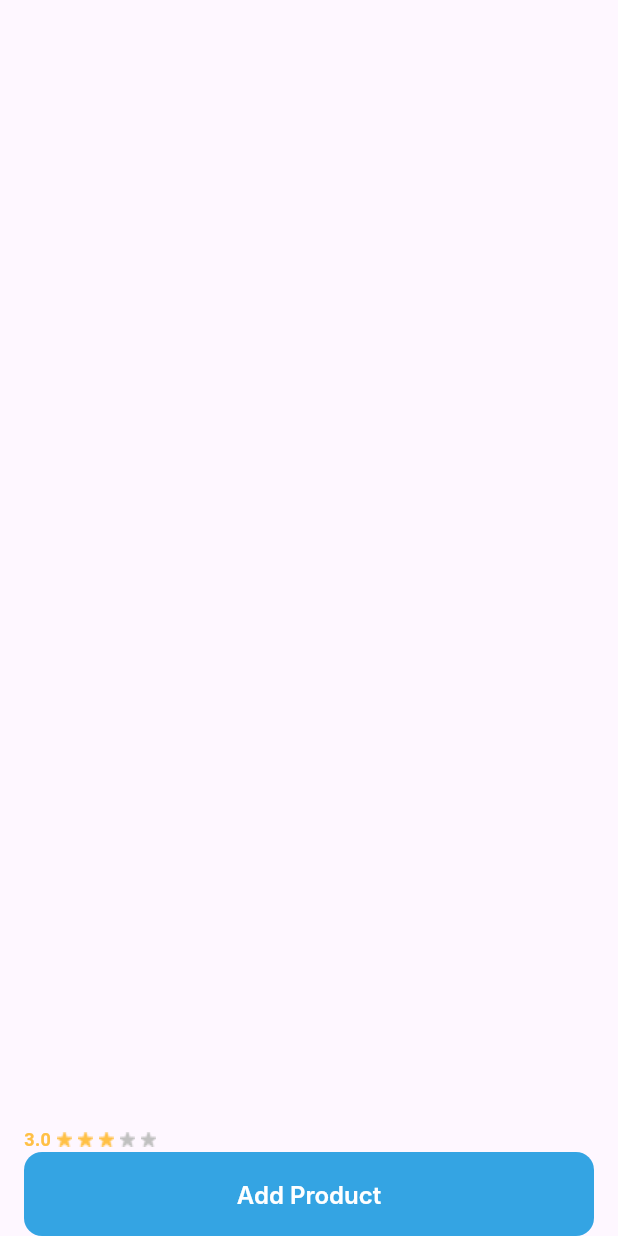
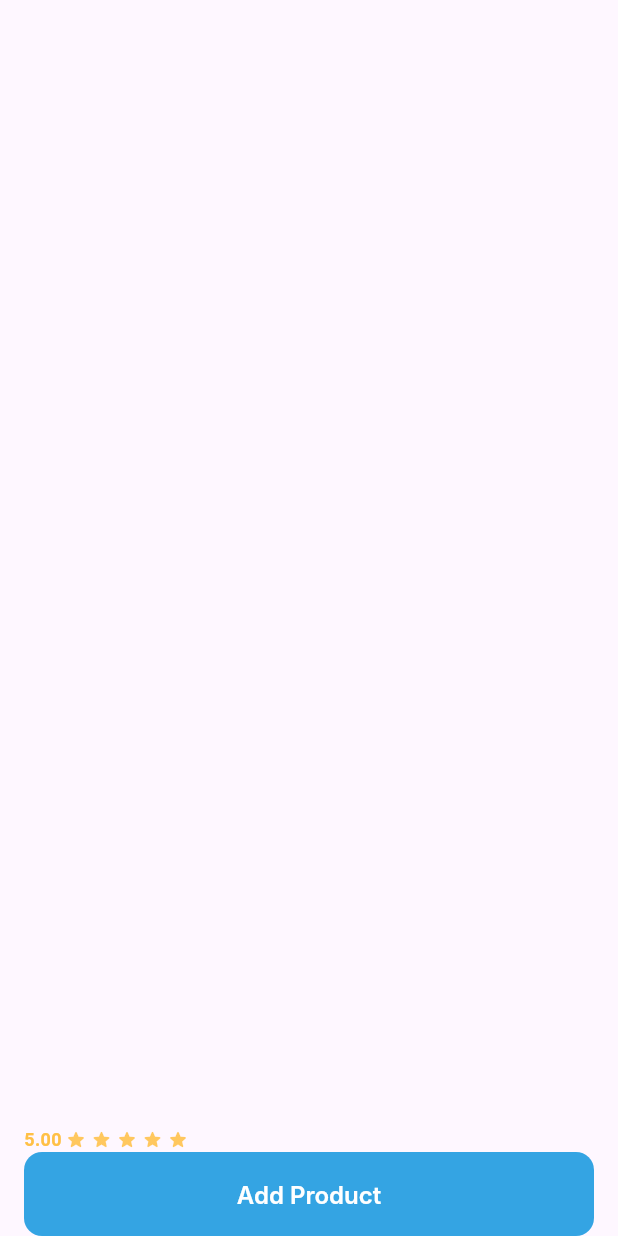
Before and after one commit to damjan-Igrowth/INT-Milan_Zezelj-Shop, a Flutter app: the screen it shows after launch, on a phone screen of 412 x 824 dp. Run offline on Flutter 3.47's test engine with Material 3 defaults, Android fonts, the light colour scheme and no system bars; Roboto replaces fonts that are missing (Inter, Poppins).

Commit message:
Fixed all PR comments

```diff
--- a/lib/screens/home_screen.dart
+++ b/lib/screens/home_screen.dart
@@ -23,7 +23,7 @@ class _HomeScreenState extends State<HomeScreen> {
               child: Column(
             mainAxisAlignment: MainAxisAlignment.end,
             children: [
-              TBRating(rating: 3),
+              TBRating(rating: 5),
               TBButton(
                 type: TBButtonType.filled,
                 onPressed: () {},
--- a/lib/utils/constants.dart
+++ b/lib/utils/constants.dart
@@ -23,5 +23,6 @@ class _TBIconDimensions {
 }
 
 class _TBRatingDimensions {
-  final gapSize = 4.0;
+  final gapSize = 2.0;
+  final size = 15.0;
 }
--- a/lib/widgets/rating_widget.dart
+++ b/lib/widgets/rating_widget.dart
@@ -11,7 +11,7 @@ class TBRating extends StatelessWidget {
     return Row(
       children: [
         Text(
-          rating.toString(),
+          rating.toStringAsFixed(2),
           style: TextStyle(
               color: TBColor.rating.yellow,
               fontWeight: FontWeight.w600,
@@ -32,21 +32,31 @@ class TBRating extends StatelessWidget {
           ),
           child: Row(
             children: [
-              Padding(
-                  padding: EdgeInsets.only(left: TBDimensions.rating.gapSize),
-                  child: Image.asset("assets/star.png")),
-              Padding(
-                  padding: EdgeInsets.only(left: TBDimensions.rating.gapSize),
-                  child: Image.asset("assets/star.png")),
-              Padding(
-                  padding: EdgeInsets.only(left: TBDimensions.rating.gapSize),
-                  child: Image.asset("assets/star.png")),
-              Padding(
-                  padding: EdgeInsets.only(left: TBDimensions.rating.gapSize),
-                  child: Image.asset("assets/star.png")),
-              Padding(
-                  padding: EdgeInsets.only(left: TBDimensions.rating.gapSize),
-                  child: Image.asset("assets/star.png")),
+              SizedBox(width: TBDimensions.rating.gapSize),
+              Icon(
+                Icons.star_rounded,
+                size: TBDimensions.rating.size,
+              ),
+              SizedBox(width: TBDimensions.rating.gapSize),
+              Icon(
+                Icons.star_rounded,
+                size: TBDimensions.rating.size,
+              ),
+              SizedBox(width: TBDimensions.rating.gapSize),
+              Icon(
+                Icons.star_rounded,
+                size: TBDimensions.rating.size,
+              ),
+              SizedBox(width: TBDimensions.rating.gapSize),
+              Icon(
+                Icons.star_rounded,
+                size: TBDimensions.rating.size,
+              ),
+              SizedBox(width: TBDimensions.rating.gapSize),
+              Icon(
+                Icons.star_rounded,
+                size: TBDimensions.rating.size,
+              ),
             ],
           ),
         )
```
